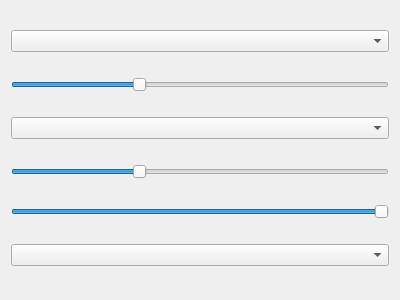
Capsize-Games/airunner, file src/airunner/gui/widgets/tts/templates/open_voice_preferences.ui: the form before one commit.
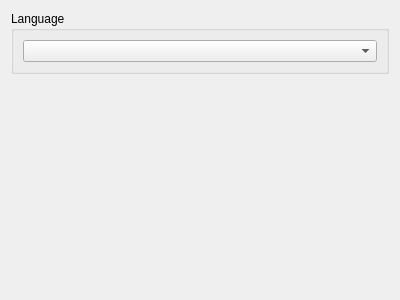
The form after the commit.

Diff of the .ui file:
```diff
--- a/src/airunner/gui/widgets/tts/templates/open_voice_preferences.ui
+++ b/src/airunner/gui/widgets/tts/templates/open_voice_preferences.ui
@@ -11,73 +11,33 @@
   </property>
   <layout class="QVBoxLayout" name="verticalLayout">
    <item>
-    <widget class="QComboBox" name="language_combobox">
-     <property name="currentText">
-      <string>EN_NEWEST</string>
+    <widget class="QGroupBox" name="groupBox">
+     <property name="title">
+      <string>Language</string>
      </property>
+     <layout class="QGridLayout" name="gridLayout">
+      <item row="0" column="0">
+       <widget class="QComboBox" name="language_combobox">
+        <property name="currentText">
+         <string/>
+        </property>
+       </widget>
+      </item>
+     </layout>
     </widget>
    </item>
    <item>
-    <widget class="QSlider" name="speed_slider">
+    <spacer name="verticalSpacer">
      <property name="orientation">
-      <enum>Qt::Horizontal</enum>
+      <enum>Qt::Orientation::Vertical</enum>
      </property>
-     <property name="minimum">
-      <number>50</number>
+     <property name="sizeHint" stdset="0">
+      <size>
+       <width>20</width>
+       <height>40</height>
+      </size>
      </property>
-     <property name="maximum">
-      <number>200</number>
-     </property>
-     <property name="value">
-      <number>100</number>
-     </property>
-    </widget>
-   </item>
-   <item>
-    <widget class="QComboBox" name="tone_color_combobox">
-     <property name="currentText">
-      <string>default</string>
-     </property>
-    </widget>
-   </item>
-   <item>
-    <widget class="QSlider" name="pitch_slider">
-     <property name="orientation">
-      <enum>Qt::Horizontal</enum>
-     </property>
-     <property name="minimum">
-      <number>50</number>
-     </property>
-     <property name="maximum">
-      <number>200</number>
-     </property>
-     <property name="value">
-      <number>100</number>
-     </property>
-    </widget>
-   </item>
-   <item>
-    <widget class="QSlider" name="volume_slider">
-     <property name="orientation">
-      <enum>Qt::Horizontal</enum>
-     </property>
-     <property name="minimum">
-      <number>0</number>
-     </property>
-     <property name="maximum">
-      <number>100</number>
-     </property>
-     <property name="value">
-      <number>100</number>
-     </property>
-    </widget>
-   </item>
-   <item>
-    <widget class="QComboBox" name="voice_combobox">
-     <property name="currentText">
-      <string>default</string>
-     </property>
-    </widget>
+    </spacer>
    </item>
   </layout>
  </widget>
```
Left out of the diff: 23 changed lines with no effect on the pictures.
